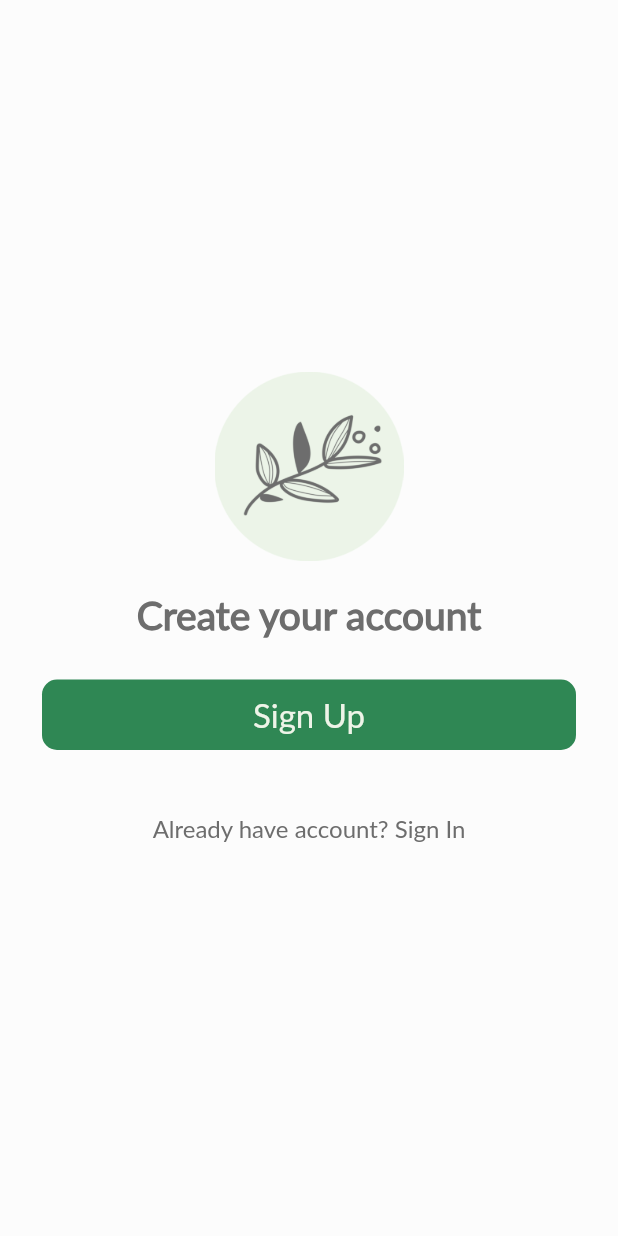
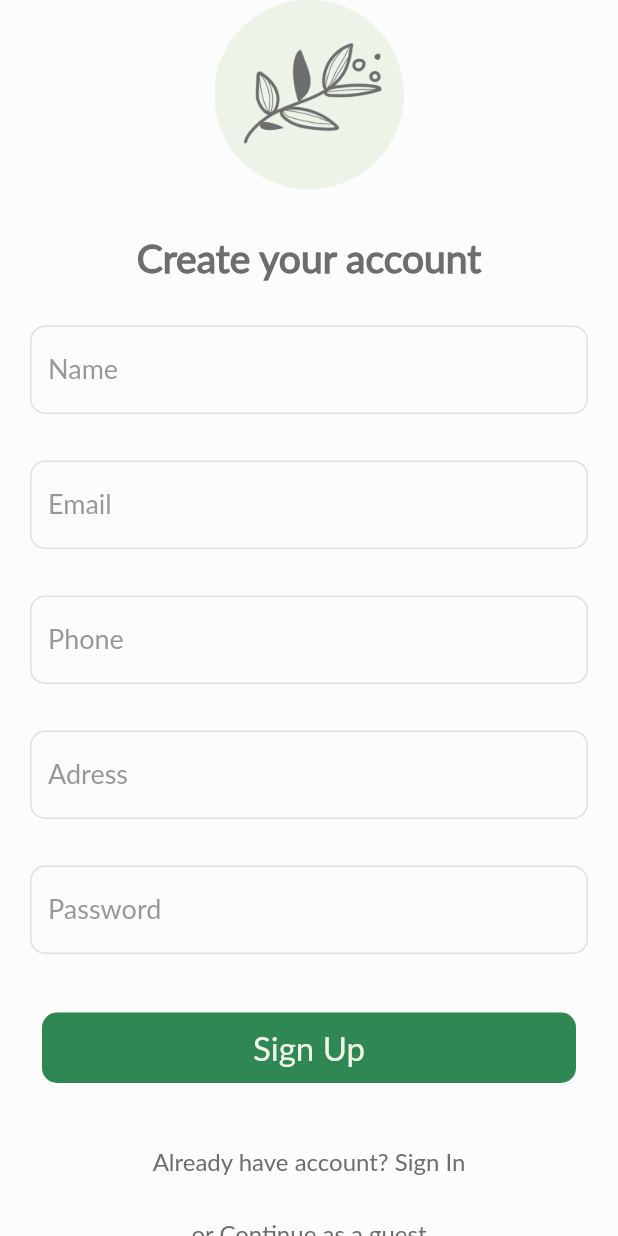
Before and after one commit to zahrajabar6/cosmetic-project, a Flutter app: the RegisterPage screen opened directly, on a phone screen of 412 x 824 dp. Run offline on Flutter 3.47's test engine with Material 2 defaults, Android fonts, the phone set to English and light mode, and no system bars; our stand-ins replace carousel_slider, curved_navigation_bar, get.

Commit message:
validation

```diff
--- a/lib/controllers/my_button.dart
+++ b/lib/controllers/my_button.dart
@@ -1,20 +1,18 @@
 import 'package:cosmetic_project/controllers/colors.dart';
 import 'package:flutter/material.dart';
-import 'package:get/get.dart';
 
 class MyButton extends StatelessWidget {
-  const MyButton({Key? key, required this.text, required this.page})
+  const MyButton({Key? key, required this.text, required this.onPress})
       : super(key: key);
 
   final String text;
-  final Widget page;
+  //final Widget page;
+  final VoidCallback onPress;
 
   @override
   Widget build(BuildContext context) {
     return TextButton(
-        onPressed: () {
-          Get.to(page);
-        },
+        onPressed: onPress,
         child: Container(
           height: 47,
           width: double.maxFinite,
--- a/lib/controllers/my_text.dart
+++ b/lib/controllers/my_text.dart
@@ -31,7 +31,7 @@ class MyHeadingText extends StatelessWidget {
   @override
   Widget build(BuildContext context) {
     return Padding(
-      padding: const EdgeInsets.only(bottom: 20),
+      padding: const EdgeInsets.only(bottom: 30),
       child: Text(
         text,
         style:
--- a/lib/controllers/product_tap.dart
+++ b/lib/controllers/product_tap.dart
@@ -12,8 +12,8 @@ class ProductTap extends StatelessWidget {
     return Container(
       height: 200,
       width: 120,
-      padding: EdgeInsets.all(10),
-      margin: EdgeInsets.only(right: 10),
+      padding: const EdgeInsets.all(10),
+      margin: const EdgeInsets.only(right: 10),
       decoration: BoxDecoration(
           color: Colors.white,
           borderRadius: BorderRadius.circular(10),
--- /dev/null
+++ b/lib/controllers/text_form_field.dart
@@ -0,0 +1,50 @@
+import 'package:cosmetic_project/controllers/colors.dart';
+import 'package:flutter/material.dart';
+
+class MyTextFormField extends StatelessWidget {
+  const MyTextFormField(
+      {Key? key, required this.label, required this.validator})
+      : super(key: key);
+  final String label;
+  final FormFieldValidator<String> validator;
+
+  @override
+  Widget build(BuildContext context) {
+    return Padding(
+      padding: const EdgeInsets.only(bottom: 20),
+      child: SizedBox(
+        height: 70,
+        child: SizedBox(
+          height: 50,
+          child: TextFormField(
+            cursorColor: green,
+            decoration: InputDecoration(
+              labelText: label,
+              labelStyle:
+                  TextStyle(color: grey.withOpacity(0.70), fontSize: 18),
+              floatingLabelStyle: TextStyle(color: green, fontSize: 20),
+              enabledBorder: OutlineInputBorder(
+                borderRadius: BorderRadius.circular(10),
+                borderSide: BorderSide(width: 1, color: grey.withOpacity(0.20)),
+              ),
+              focusedBorder: OutlineInputBorder(
+                borderRadius: BorderRadius.circular(10),
+                borderSide:
+                    BorderSide(width: 2, color: green.withOpacity(0.60)),
+              ),
+              errorBorder: OutlineInputBorder(
+                borderRadius: BorderRadius.circular(10),
+                borderSide: const BorderSide(width: 2, color: Colors.red),
+              ),
+              focusedErrorBorder: OutlineInputBorder(
+                borderRadius: BorderRadius.circular(10),
+                borderSide: const BorderSide(width: 2, color: Colors.red),
+              ),
+            ),
+            validator: validator,
+          ),
+        ),
+      ),
+    );
+  }
+}
--- a/lib/main.dart
+++ b/lib/main.dart
@@ -1,4 +1,3 @@
-import 'package:cosmetic_project/view/main_page.dart';
 import 'package:cosmetic_project/view/splashpages/logopage.dart';
 import 'package:flutter/material.dart';
 import 'package:get/get.dart';
@@ -17,8 +16,7 @@ class MyApp extends StatelessWidget {
       title: 'Pure Beauty',
       debugShowCheckedModeBanner: false,
       theme: ThemeData(fontFamily: 'Lato'),
-      //home: const MyLogoPage(),
-      home: const MyPages(),
+      home: const MyLogoPage(),
     );
   }
 }
--- a/lib/models/product_model.dart
+++ b/lib/models/product_model.dart
@@ -1,3 +1,5 @@
+// ignore_for_file: non_constant_identifier_names
+
 import 'package:get/get.dart';
 
 class Product {
--- a/lib/view/Home/home_page.dart
+++ b/lib/view/Home/home_page.dart
@@ -44,7 +44,7 @@ class MyHomePage extends StatelessWidget {
                 padding: EdgeInsets.only(bottom: 20),
                 child: SliderTap(),
               ),
-              MyCategoryTap()
+              const MyCategoryTap()
             ],
           ),
         ),
--- a/lib/view/login_Signup_pages/signup_page.dart
+++ b/lib/view/login_Signup_pages/signup_page.dart
@@ -1,9 +1,11 @@
 import 'package:cosmetic_project/controllers/colors.dart';
+import 'package:cosmetic_project/controllers/my_button.dart';
+import 'package:cosmetic_project/controllers/my_text.dart';
+import 'package:cosmetic_project/controllers/text_form_field.dart';
 import 'package:cosmetic_project/view/login_Signup_pages/login_page.dart';
 import 'package:cosmetic_project/view/main_page.dart';
-import 'package:cosmetic_project/controllers/my_text.dart';
-import 'package:cosmetic_project/controllers/my_button.dart';
 import 'package:flutter/material.dart';
+import 'package:get/get.dart';
 
 class RegisterPage extends StatefulWidget {
   const RegisterPage({Key? key}) : super(key: key);
@@ -13,25 +15,23 @@ class RegisterPage extends StatefulWidget {
 }
 
 class _RegisterPageState extends State<RegisterPage> {
-  final name = TextEditingController();
-  final email = TextEditingController();
-  final phone = TextEditingController();
-  final address = TextEditingController();
-  final password = TextEditingController();
-
+  final formKey = GlobalKey<FormState>();
   @override
   Widget build(BuildContext context) {
     return SafeArea(
       child: Scaffold(
         backgroundColor: background_color,
-        body: Padding(
-          padding: const EdgeInsets.symmetric(horizontal: 20, vertical: 100),
+        body: SingleChildScrollView(
+          child: Padding(
+            padding: const EdgeInsets.symmetric(horizontal: 20),
+            child: Form(
+              key: formKey,
               child: Column(
                   mainAxisAlignment: MainAxisAlignment.center,
                   crossAxisAlignment: CrossAxisAlignment.center,
                   children: [
                     Padding(
-                padding: const EdgeInsets.only(bottom: 20),
+                      padding: const EdgeInsets.only(bottom: 30),
                       child: Image.asset(
                         'images/logo.png',
                         width: 126,
@@ -39,20 +39,77 @@ class _RegisterPageState extends State<RegisterPage> {
                       ),
                     ),
                     const MyHeadingText(text: 'Create your account'),
-              //MyTextField(hint: 'Name', myController: name),
-              //MyTextField(hint: 'Email', myController: email),
-              //MyTextField(hint: 'Phone', myController: phone),
-              //MyTextField(hint: 'Address', myController: address),
-              // MyTextField(hint: 'Password', myController: password),
-              const Padding(
-                padding: EdgeInsets.only(bottom: 20),
-                child: MyButton(text: 'Sign Up', page: MyPages()),
+                    MyTextFormField(
+                        label: 'Name',
+                        validator: (x) {
+                          if (x!.isEmpty) {
+                            return 'Enter your name';
+                          } else {
+                            return null;
+                          }
+                        }),
+                    MyTextFormField(
+                        label: 'Email',
+                        validator: (x) {
+                          String pattern =
+                              r"^[a-zA-Z0-9.!#$%&'*+/=?^_`{|}~-]+@[a-zA-Z0-9](?:[a-zA-Z0-9-]"
+                              r"{0,253}[a-zA-Z0-9])?(?:\.[a-zA-Z0-9](?:[a-zA-Z0-9-]"
+                              r"{0,253}[a-zA-Z0-9])?)*$";
+                          RegExp regex = RegExp(pattern);
+                          if (x!.isEmpty || !regex.hasMatch(x)) {
+                            return 'Enter a valid email address';
+                          } else {
+                            return null;
+                          }
+                        }),
+                    MyTextFormField(
+                        label: 'Phone',
+                        validator: (x) {
+                          if (x!.length < 11 || x.isEmpty) {
+                            return 'Unvalid number';
+                          } else {
+                            return null;
+                          }
+                        }),
+                    MyTextFormField(
+                        label: 'Adress',
+                        validator: (x) {
+                          if (x!.isEmpty) {
+                            return 'Enter your address';
+                          } else {
+                            return null;
+                          }
+                        }),
+                    MyTextFormField(
+                        label: 'Password',
+                        validator: (x) {
+                          if (x!.length < 8 || x.isEmpty) {
+                            return 'Wrong password';
+                          } else {
+                            return null;
+                          }
+                        }),
+                    Padding(
+                      padding: const EdgeInsets.only(bottom: 20),
+                      child: MyButton(
+                        text: 'Sign Up',
+                        onPress: () {
+                          if (formKey.currentState!.validate()) {
+                            Get.to(const MyPages());
+                          }
+                        },
+                      ),
                     ),
                     const MyTextButton(
                       text: "Already have account? Sign In",
-                page: LoginPage(),
+                      page: MyLogin(),
                     ),
-            ],
+                    const MyTextButton(
+                      text: "or Continue as a guest",
+                      page: MyPages(),
+                    )
+                  ]),
+            ),
           ),
         ),
       ),
```
Also changed, not shown: lib/controllers/category_tap.dart (+2 -6 lines), lib/controllers/email_validation.dart (deleted, +0 -11 lines), lib/controllers/my_text_field.dart (deleted, +0 -95 lines), lib/view/login_Signup_pages/login_page.dart (+43 -35 lines), lib/view/splashpages/welcome_one.dart (+5 -2 lines), lib/view/splashpages/welcome_two.dart (+5 -2 lines). Lines whose indentation alone changed are shown as unchanged.
